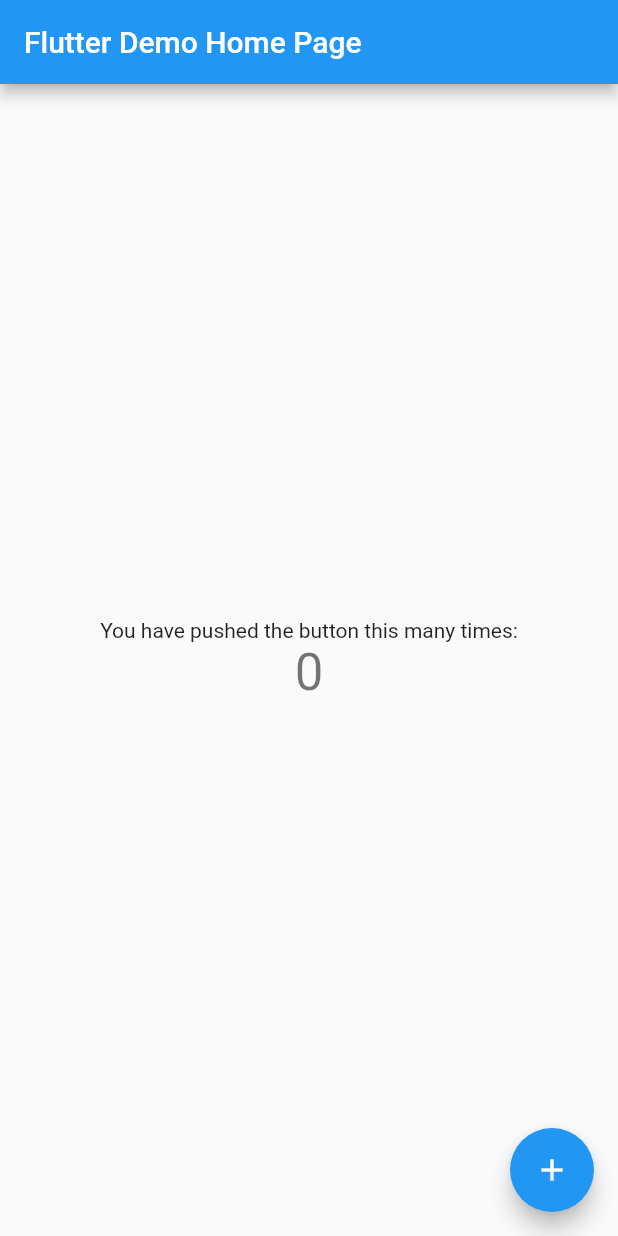
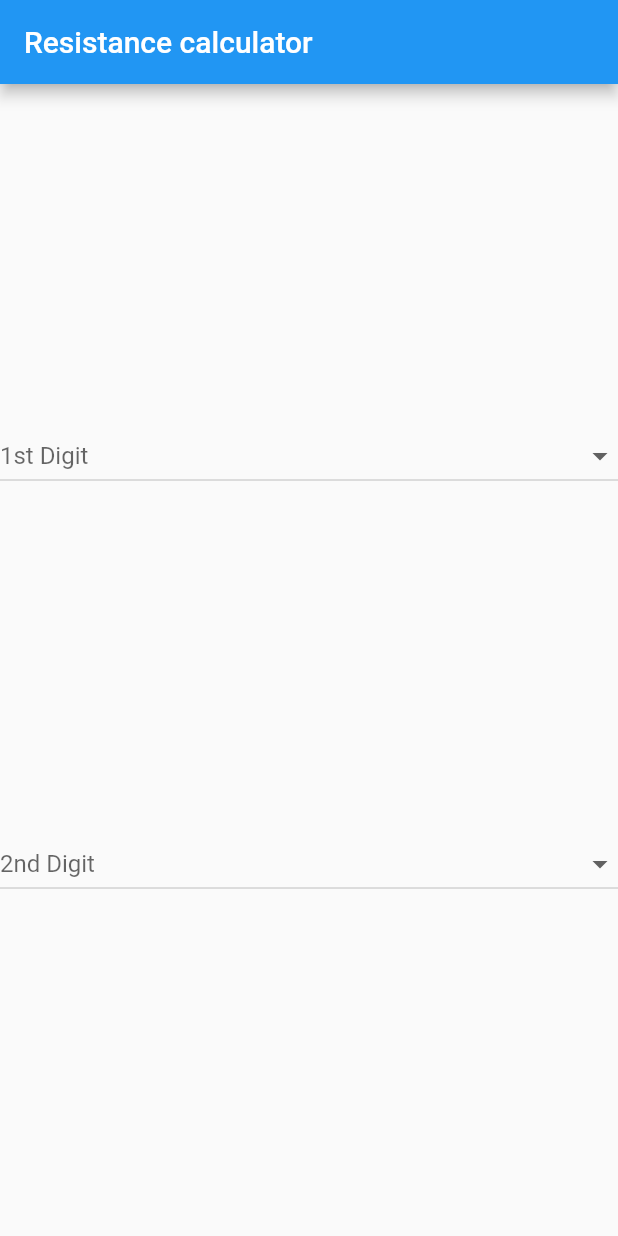
Before and after one commit to GonzaloAldana/Resistencias, a Flutter app: the screen it shows after launch, on a phone screen of 412 x 824 dp. Run offline on Flutter 3.47's test engine with Material 2 defaults, Android fonts, the phone set to English and light mode, and no system bars.

Commit message:
Created atoms, added linter and constants

```diff
--- /dev/null
+++ b/analysis_options.yaml
@@ -0,0 +1 @@
+include: package:pedantic/analysis_options.yaml
--- a/lib/main.dart
+++ b/lib/main.dart
@@ -1,113 +1,19 @@
 import 'package:flutter/material.dart';
+import 'package:resistencias/view/home.dart';
 
 void main() {
   runApp(MyApp());
 }
 
 class MyApp extends StatelessWidget {
-  // This widget is the root of your application.
   @override
   Widget build(BuildContext context) {
     return MaterialApp(
       title: 'Flutter Demo',
       theme: ThemeData(
-        // This is the theme of your application.
-        //
-        // Try running your application with "flutter run". You'll see the
-        // application has a blue toolbar. Then, without quitting the app, try
-        // changing the primarySwatch below to Colors.green and then invoke
-        // "hot reload" (press "r" in the console where you ran "flutter run",
-        // or simply save your changes to "hot reload" in a Flutter IDE).
-        // Notice that the counter didn't reset back to zero; the application
-        // is not restarted.
         primarySwatch: Colors.blue,
       ),
-      home: MyHomePage(title: 'Flutter Demo Home Page'),
+      home: Home(),
     );
   }
 }
-
-class MyHomePage extends StatefulWidget {
-  MyHomePage({Key key, this.title}) : super(key: key);
-
-  // This widget is the home page of your application. It is stateful, meaning
-  // that it has a State object (defined below) that contains fields that affect
-  // how it looks.
-
-  // This class is the configuration for the state. It holds the values (in this
-  // case the title) provided by the parent (in this case the App widget) and
-  // used by the build method of the State. Fields in a Widget subclass are
-  // always marked "final".
-
-  final String title;
-
-  @override
-  _MyHomePageState createState() => _MyHomePageState();
-}
-
-class _MyHomePageState extends State<MyHomePage> {
-  int _counter = 0;
-
-  void _incrementCounter() {
-    setState(() {
-      // This call to setState tells the Flutter framework that something has
-      // changed in this State, which causes it to rerun the build method below
-      // so that the display can reflect the updated values. If we changed
-      // _counter without calling setState(), then the build method would not be
-      // called again, and so nothing would appear to happen.
-      _counter++;
-    });
-  }
-
-  @override
-  Widget build(BuildContext context) {
-    // This method is rerun every time setState is called, for instance as done
-    // by the _incrementCounter method above.
-    //
-    // The Flutter framework has been optimized to make rerunning build methods
-    // fast, so that you can just rebuild anything that needs updating rather
-    // than having to individually change instances of widgets.
-    return Scaffold(
-      appBar: AppBar(
-        // Here we take the value from the MyHomePage object that was created by
-        // the App.build method, and use it to set our appbar title.
-        title: Text(widget.title),
-      ),
-      body: Center(
-        // Center is a layout widget. It takes a single child and positions it
-        // in the middle of the parent.
-        child: Column(
-          // Column is also a layout widget. It takes a list of children and
-          // arranges them vertically. By default, it sizes itself to fit its
-          // children horizontally, and tries to be as tall as its parent.
-          //
-          // Invoke "debug painting" (press "p" in the console, choose the
-          // "Toggle Debug Paint" action from the Flutter Inspector in Android
-          // Studio, or the "Toggle Debug Paint" command in Visual Studio Code)
-          // to see the wireframe for each widget.
-          //
-          // Column has various properties to control how it sizes itself and
-          // how it positions its children. Here we use mainAxisAlignment to
-          // center the children vertically; the main axis here is the vertical
-          // axis because Columns are vertical (the cross axis would be
-          // horizontal).
-          mainAxisAlignment: MainAxisAlignment.center,
-          children: <Widget>[
-            Text(
-              'You have pushed the button this many times:',
-            ),
-            Text(
-              '$_counter',
-              style: Theme.of(context).textTheme.headline4,
-            ),
-          ],
-        ),
-      ),
-      floatingActionButton: FloatingActionButton(
-        onPressed: _incrementCounter,
-        tooltip: 'Increment',
-        child: Icon(Icons.add),
-      ), // This trailing comma makes auto-formatting nicer for build methods.
-    );
-  }
-}
--- /dev/null
+++ b/lib/model/ResistanceColor.dart
@@ -0,0 +1,9 @@
+import 'package:flutter/cupertino.dart';
+
+class ResistanceColor {
+  int digit;
+  Color color;
+  String name;
+
+  ResistanceColor({this.color, this.digit, this.name});
+}
--- /dev/null
+++ b/lib/view/Constants.dart
@@ -0,0 +1,17 @@
+import 'package:flutter/material.dart';
+import 'package:resistencias/model/ResistanceColor.dart';
+
+class Constants {
+  static List<ResistanceColor> ColorList = [
+    ResistanceColor(color: Colors.black, name: 'Black', digit: 0),
+    ResistanceColor(color: Colors.brown, name: 'Brown', digit: 1),
+    ResistanceColor(color: Colors.red, name: 'Red', digit: 2),
+    ResistanceColor(color: Colors.orange, name: 'Orange', digit: 3),
+    ResistanceColor(color: Colors.yellow, name: 'Yellow', digit: 4),
+    ResistanceColor(color: Colors.green, name: 'Green', digit: 5),
+    ResistanceColor(color: Colors.blue, name: 'Blue', digit: 6),
+    ResistanceColor(color: Colors.purple, name: 'Purple', digit: 7),
+    ResistanceColor(color: Colors.grey, name: 'Grey', digit: 8),
+    ResistanceColor(color: Colors.white, name: 'White', digit: 9),
+  ];
+}
--- /dev/null
+++ b/lib/view/atoms/GenericDropdown.dart
@@ -0,0 +1,33 @@
+import 'package:flutter/material.dart';
+
+class GenericDropdown extends StatefulWidget {
+  GenericDropdown({Key key, this.items, this.callback, this.hint = ''})
+      : super(key: key);
+
+  final List<DropdownMenuItem> items;
+  final Function callback;
+  final String hint;
+
+  @override
+  _GenericDropdownState createState() => _GenericDropdownState();
+}
+
+class _GenericDropdownState extends State<GenericDropdown> {
+  var selectedVal;
+
+  @override
+  Widget build(BuildContext context) {
+    return DropdownButton(
+      hint: Text(widget.hint),
+      isExpanded: true,
+      items: widget.items,
+      onChanged: (value) {
+        setState(() {
+          selectedVal = value;
+        });
+        widget.callback(value);
+      },
+      value: selectedVal,
+    );
+  }
+}
--- /dev/null
+++ b/lib/view/atoms/ResponsiveContainer.dart
@@ -0,0 +1,4 @@
+import 'package:flutter/cupertino.dart';
+
+Container ResponsiveContainer(Widget child) =>
+    Container(constraints: BoxConstraints(maxWidth: 800), child: child);
--- /dev/null
+++ b/lib/view/home.dart
@@ -0,0 +1,55 @@
+import 'package:flutter/material.dart';
+import 'package:resistencias/view/atoms/GenericDropdown.dart';
+import 'package:resistencias/view/atoms/ResponsiveContainer.dart';
+
+import 'Constants.dart';
+
+class Home extends StatefulWidget {
+  Home({Key key}) : super(key: key);
+
+  @override
+  _HomeState createState() => _HomeState();
+}
+
+class _HomeState extends State<Home> {
+  var listaCompleta = Constants.ColorList.map((e) => DropdownMenuItem(
+        value: e.digit,
+        child: ListTile(
+          leading: CircleAvatar(
+            backgroundColor: e.color,
+            radius: 15,
+          ),
+          title: Text('${e.name} - ${e.digit}'),
+        ),
+      )).toList();
+
+  @override
+  Widget build(BuildContext context) {
+    return Scaffold(
+      appBar: AppBar(
+        title: Text('Resistance calculator'),
+      ),
+      body: Center(
+        child: ResponsiveContainer(Column(
+          mainAxisAlignment: MainAxisAlignment.spaceEvenly,
+          children: [
+            GenericDropdown(
+              items: listaCompleta,
+              hint: '1st Digit',
+              callback: (val) {
+                print(val);
+              },
+            ),
+            GenericDropdown(
+              items: listaCompleta,
+              hint: '2nd Digit',
+              callback: (val) {
+                print(val);
+              },
+            )
+          ],
+        )),
+      ),
+    );
+  }
+}
--- a/pubspec.yaml
+++ b/pubspec.yaml
@@ -30,6 +30,7 @@
   cupertino_icons: ^1.0.0
 
 dev_dependencies:
+  pedantic: ^1.9.2
   flutter_test:
     sdk: flutter
 
```
Also changed, not shown: pubspec.lock.
